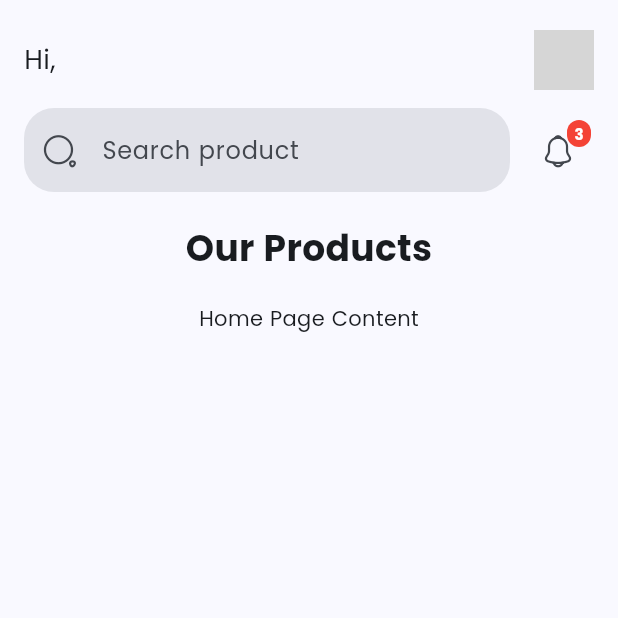
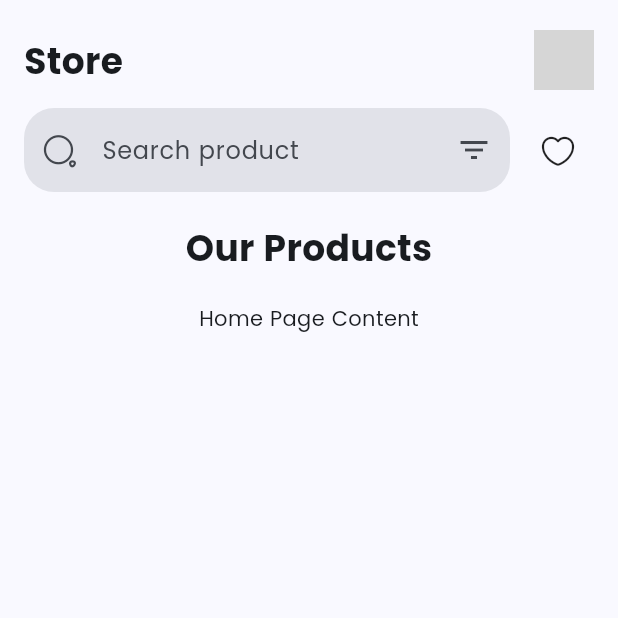
Before and after one commit to 920anish/store, a Flutter app: the HomePage screen opened directly, on a phone screen of 412 x 824 dp, the top half of it. Run offline on Flutter 3.47's test engine with Material 3 defaults, Android fonts, the phone set to English and light mode, and no system bars; our stand-ins replace firebase_auth, firebase_core, flutter_svg, google_sign_in, shared_preferences; accounts and stored records are empty; network calls fail; grey boxes are pictures that could not be loaded.

Commit message:
added responsiveness

```diff
--- a/lib/components/navigation_bar.dart
+++ b/lib/components/navigation_bar.dart
@@ -57,9 +57,9 @@ class _CurvedNavigationBarState extends State<CurvedNavigationBar> {
       case 0:
         return 'Home';
       case 1:
-        return 'Favourite';
+        return 'Likes';
       case 2:
-        return 'Wishlist';
+        return 'List';
       case 3:
         return 'Setting';
       default:
--- a/lib/screens/home/home_page.dart
+++ b/lib/screens/home/home_page.dart
@@ -1,13 +1,17 @@
 import 'package:flutter/material.dart';
 import 'package:firebase_auth/firebase_auth.dart';
 
-class HomePage extends StatelessWidget {
+class HomePage extends StatefulWidget {
   const HomePage({super.key});
 
   @override
+  State <HomePage> createState() => _HomePageState();
+}
+
+class _HomePageState extends State<HomePage> {
+  @override
   Widget build(BuildContext context) {
     final User? user = FirebaseAuth.instance.currentUser;
-    const int notificationCount = 3;
 
     return Scaffold(
       body: SingleChildScrollView(
@@ -19,16 +23,17 @@ class HomePage extends StatelessWidget {
               Row(
                 mainAxisAlignment: MainAxisAlignment.spaceBetween,
                 children: [
-                  Text(
-                    'Hi, ${user?.displayName ?? 'User'}',
-                    style: const TextStyle(
-                      fontSize: 18,
-                      fontWeight: FontWeight.w500,
+                  const Text(
+                    'Store',
+                    style: TextStyle(
+                      fontSize: 24,
+                      fontWeight: FontWeight.bold,
                     ),
                   ),
                   CircleAvatar(
                     radius: 20,
-                    backgroundImage: NetworkImage(user?.photoURL ?? 'https://avatar.iran.liara.run/public'),
+                    backgroundImage: NetworkImage(
+                        user?.photoURL ?? 'https://avatar.iran.liara.run/public'),
                   ),
                 ],
               ),
@@ -40,6 +45,7 @@ class HomePage extends StatelessWidget {
                       decoration: InputDecoration(
                         hintText: 'Search product',
                         prefixIcon: const Icon(IconData(0xebcb, fontFamily: 'Icons')),
+                        suffixIcon: const Icon(Icons.filter_list),
                         filled: true,
                         border: OutlineInputBorder(
                           borderRadius: BorderRadius.circular(20.0),
@@ -49,40 +55,16 @@ class HomePage extends StatelessWidget {
                     ),
                   ),
                   const SizedBox(width: 8.0),
-                  Stack(
-                    children: [
-                      IconButton(
-                        icon: const Icon(IconData(0xeb55, fontFamily: 'Icons')),
-                        onPressed: () {
-                          // Handle notification functionality
-                        },
+                  Container(
+                    decoration: BoxDecoration(
+                      borderRadius: BorderRadius.circular(20.0),
+                    ),
+                    child: const Padding(
+                      padding: EdgeInsets.symmetric(horizontal: 12.0),
+                      child: Icon(
+                        IconData(0xeaa2, fontFamily: 'Icons'),
                       ),
-                      if (notificationCount > 0)
-                        Positioned(
-                          right: 2,
-                          top: 4,
-                          child: Container(
-                            padding: const EdgeInsets.all(2),
-                            decoration: BoxDecoration(
-                              color: Colors.red,
-                              borderRadius: BorderRadius.circular(8),
-                            ),
-                            constraints: const BoxConstraints(
-                              minWidth: 16,
-                              minHeight: 16,
-                            ),
-                            child: const Text(
-                              '$notificationCount',
-                              style: TextStyle(
-                                fontSize: 10,
-                                fontWeight: FontWeight.bold,
-                                color: Colors.white,
-                              ),
-                              textAlign: TextAlign.center,
-                            ),
-                          ),
-                        ),
-                    ],
+                    ),
                   ),
                 ],
               ),
--- a/lib/screens/login/login.dart
+++ b/lib/screens/login/login.dart
@@ -114,12 +114,11 @@ class _LoginScreenState extends State<LoginScreen> {
                   Row(
                     mainAxisAlignment: MainAxisAlignment.center,
                     children: <Widget>[
-                      const Text('Don\'t have an account?'),
                       TextButton(
                         onPressed: () {
                           _navigateToScreen(AppRoutes.register);
                         },
-                        child: const Text('Register'),
+                        child: const Text('Register now!'),
                       ),
                     ],
                   ),
--- a/lib/screens/register/register.dart
+++ b/lib/screens/register/register.dart
@@ -122,10 +122,9 @@ class _RegisterScreenState extends State<RegisterScreen> {
                   Row(
                     mainAxisAlignment: MainAxisAlignment.center,
                     children: <Widget>[
-                      const Text('Already have an account?'),
                       TextButton(
                         onPressed: _navigateToLogin,
-                        child: const Text('Login'),
+                        child: const Text('Login now!'),
                       ),
                     ],
                   ),
```
Also changed, not shown: lib/screens/home/setting_page.dart (+21 -64 lines).
